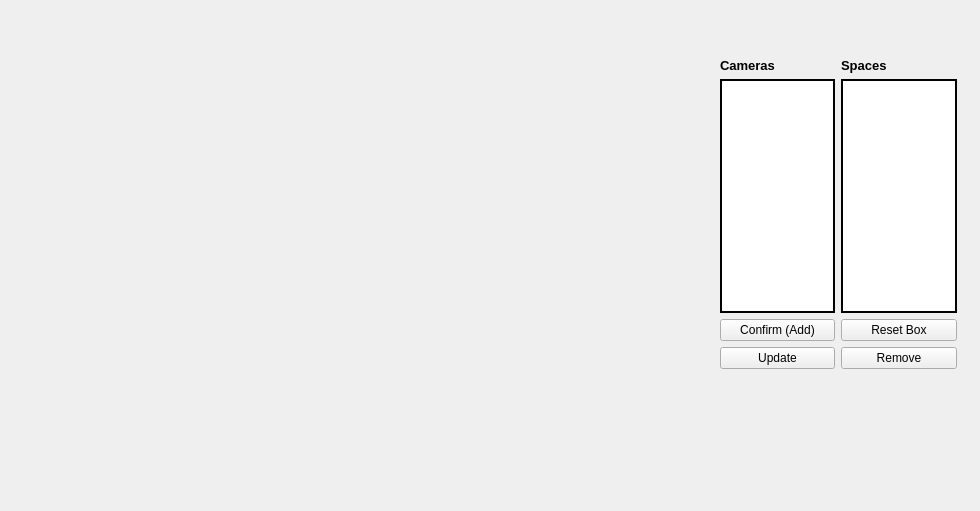
Above: Application/source/View/parkingsetupwindow.ui from xMihai01/Licenta before the change. Below: the same form after it.
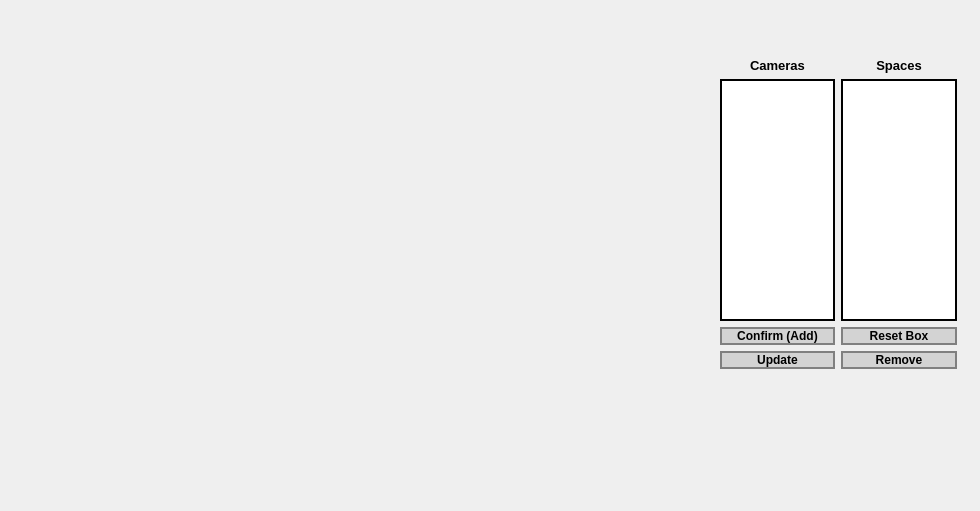
That is the form after the change.

Commit message: Updated all windows' look

The edit to the form file:
```diff
--- a/Application/source/View/parkingsetupwindow.ui
+++ b/Application/source/View/parkingsetupwindow.ui
@@ -36,6 +36,14 @@
    <layout class="QGridLayout" name="parkingRelatedGrid">
     <item row="2" column="0">
      <widget class="QPushButton" name="confirmButton">
+      <property name="font">
+       <font>
+        <bold>true</bold>
+       </font>
+      </property>
+      <property name="styleSheet">
+       <string notr="true">QPushButton {	border: 2px solid gray; border-radius: 10px; padding: 0 8px; background: lightgray;	} QPushButton:hover { color: white }</string>
+      </property>
       <property name="text">
        <string>Confirm (Add)</string>
       </property>
@@ -43,6 +51,11 @@
     </item>
     <item row="1" column="1">
      <widget class="QListWidget" name="spacesListWidget">
+      <property name="font">
+       <font>
+        <bold>true</bold>
+       </font>
+      </property>
       <property name="frameShape">
        <enum>QFrame::WinPanel</enum>
       </property>
@@ -53,6 +66,14 @@
     </item>
     <item row="2" column="1">
      <widget class="QPushButton" name="resetButton">
+      <property name="font">
+       <font>
+        <bold>true</bold>
+       </font>
+      </property>
+      <property name="styleSheet">
+       <string notr="true">QPushButton {	border: 2px solid gray; border-radius: 10px; padding: 0 8px; background: lightgray;	} QPushButton:hover { color: white }</string>
+      </property>
       <property name="text">
        <string>Reset Box</string>
       </property>
@@ -69,10 +90,18 @@
       <property name="text">
        <string>Spaces</string>
       </property>
+      <property name="alignment">
+       <set>Qt::AlignCenter</set>
+      </property>
      </widget>
     </item>
     <item row="1" column="0">
      <widget class="QListWidget" name="parkingCamerasListWidget">
+      <property name="font">
+       <font>
+        <bold>true</bold>
+       </font>
+      </property>
       <property name="frameShape">
        <enum>QFrame::WinPanel</enum>
       </property>
@@ -92,10 +121,21 @@
       <property name="text">
        <string>Cameras</string>
       </property>
+      <property name="alignment">
+       <set>Qt::AlignCenter</set>
+      </property>
      </widget>
     </item>
     <item row="3" column="1">
      <widget class="QPushButton" name="removeButton">
+      <property name="font">
+       <font>
+        <bold>true</bold>
+       </font>
+      </property>
+      <property name="styleSheet">
+       <string notr="true">QPushButton {	border: 2px solid gray; border-radius: 10px; padding: 0 8px; background: lightgray;	} QPushButton:hover { color: white }</string>
+      </property>
       <property name="text">
        <string>Remove</string>
       </property>
@@ -103,6 +143,14 @@
     </item>
     <item row="3" column="0">
      <widget class="QPushButton" name="updateButton">
+      <property name="font">
+       <font>
+        <bold>true</bold>
+       </font>
+      </property>
+      <property name="styleSheet">
+       <string notr="true">QPushButton {	border: 2px solid gray; border-radius: 10px; padding: 0 8px; background: lightgray;	} QPushButton:hover { color: white }</string>
+      </property>
       <property name="text">
        <string>Update</string>
       </property>
```
The commit also changes 2 other files.
